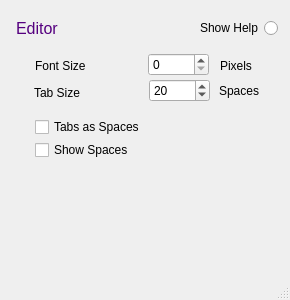
Qt form src/gui/editorwidget/dialogs/editorprop.ui (Arcachofo/SimulIDE-dev) before a commit.
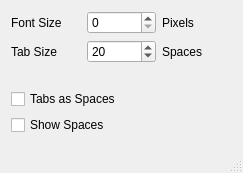
The same form after that commit.

```diff
--- a/src/gui/editorwidget/dialogs/editorprop.ui
+++ b/src/gui/editorwidget/dialogs/editorprop.ui
@@ -6,8 +6,8 @@
    <rect>
     <x>0</x>
     <y>0</y>
-    <width>290</width>
-    <height>300</height>
+    <width>243</width>
+    <height>173</height>
    </rect>
   </property>
   <property name="sizePolicy">
@@ -18,8 +18,8 @@
   </property>
   <property name="minimumSize">
    <size>
-    <width>290</width>
-    <height>300</height>
+    <width>200</width>
+    <height>150</height>
    </size>
   </property>
   <property name="maximumSize">
@@ -37,177 +37,59 @@
   <property name="sizeGripEnabled">
    <bool>true</bool>
   </property>
-  <widget class="QLabel" name="label_4">
-   <property name="geometry">
-    <rect>
-     <x>16</x>
-     <y>13</y>
-     <width>151</width>
-     <height>31</height>
-    </rect>
-   </property>
-   <property name="palette">
-    <palette>
-     <active>
-      <colorrole role="WindowText">
-       <brush brushstyle="SolidPattern">
-        <color alpha="255">
-         <red>85</red>
-         <green>0</green>
-         <blue>127</blue>
-        </color>
-       </brush>
-      </colorrole>
-      <colorrole role="Text">
-       <brush brushstyle="SolidPattern">
-        <color alpha="255">
-         <red>0</red>
-         <green>0</green>
-         <blue>0</blue>
-        </color>
-       </brush>
-      </colorrole>
-     </active>
-     <inactive>
-      <colorrole role="WindowText">
-       <brush brushstyle="SolidPattern">
-        <color alpha="255">
-         <red>85</red>
-         <green>0</green>
-         <blue>127</blue>
-        </color>
-       </brush>
-      </colorrole>
-      <colorrole role="Text">
-       <brush brushstyle="SolidPattern">
-        <color alpha="255">
-         <red>0</red>
-         <green>0</green>
-         <blue>0</blue>
-        </color>
-       </brush>
-      </colorrole>
-     </inactive>
-     <disabled>
-      <colorrole role="WindowText">
-       <brush brushstyle="SolidPattern">
-        <color alpha="255">
-         <red>190</red>
-         <green>190</green>
-         <blue>190</blue>
-        </color>
-       </brush>
-      </colorrole>
-      <colorrole role="Text">
-       <brush brushstyle="SolidPattern">
-        <color alpha="255">
-         <red>190</red>
-         <green>190</green>
-         <blue>190</blue>
-        </color>
-       </brush>
-      </colorrole>
-     </disabled>
-    </palette>
-   </property>
-   <property name="font">
-    <font>
-     <pointsize>12</pointsize>
-    </font>
-   </property>
-   <property name="text">
-    <string>Editor</string>
-   </property>
-   <property name="alignment">
-    <set>Qt::AlignLeading|Qt::AlignLeft|Qt::AlignVCenter</set>
-   </property>
-  </widget>
-  <widget class="QTextEdit" name="helpText">
-   <property name="geometry">
-    <rect>
-     <x>300</x>
-     <y>11</y>
-     <width>291</width>
-     <height>278</height>
-    </rect>
-   </property>
-   <property name="acceptDrops">
-    <bool>false</bool>
-   </property>
-   <property name="html">
-    <string notr="true">&lt;!DOCTYPE HTML PUBLIC &quot;-//W3C//DTD HTML 4.0//EN&quot; &quot;http://www.w3.org/TR/REC-html40/strict.dtd&quot;&gt;
-&lt;html&gt;&lt;head&gt;&lt;meta name=&quot;qrichtext&quot; content=&quot;1&quot; /&gt;&lt;style type=&quot;text/css&quot;&gt;
-p, li { white-space: pre-wrap; }
-&lt;/style&gt;&lt;/head&gt;&lt;body style=&quot; font-family:'Ubuntu'; font-size:10pt; font-weight:400; font-style:normal;&quot;&gt;
-&lt;p style=&quot;-qt-paragraph-type:empty; margin-top:0px; margin-bottom:0px; margin-left:0px; margin-right:0px; -qt-block-indent:0; text-indent:0px; font-family:'Sans Serif'; font-size:9pt;&quot;&gt;&lt;br /&gt;&lt;/p&gt;&lt;/body&gt;&lt;/html&gt;</string>
-   </property>
-   <property name="textInteractionFlags">
-    <set>Qt::TextSelectableByKeyboard|Qt::TextSelectableByMouse</set>
-   </property>
-  </widget>
-  <widget class="QRadioButton" name="helpButton">
-   <property name="geometry">
-    <rect>
-     <x>140</x>
-     <y>18</y>
-     <width>138</width>
-     <height>20</height>
-    </rect>
-   </property>
-   <property name="layoutDirection">
-    <enum>Qt::RightToLeft</enum>
-   </property>
-   <property name="text">
-    <string>Show Help</string>
-   </property>
-  </widget>
+  <layout class="QHBoxLayout" name="horizontalLayout_3">
+   <item>
+    <layout class="QVBoxLayout" name="verticalLayout">
+     <item>
+      <layout class="QHBoxLayout" name="horizontalLayout">
+       <item>
   <widget class="QLabel" name="fontLabel">
-   <property name="geometry">
-    <rect>
-     <x>35</x>
-     <y>55</y>
-     <width>105</width>
-     <height>21</height>
-    </rect>
-   </property>
    <property name="text">
     <string>Font Size</string>
    </property>
   </widget>
-  <widget class="QLabel" name="tabLabel">
-   <property name="geometry">
-    <rect>
-     <x>34</x>
-     <y>83</y>
-     <width>111</width>
-     <height>20</height>
-    </rect>
-   </property>
-   <property name="text">
-    <string>Tab Size</string>
-   </property>
-  </widget>
+       </item>
+       <item>
+        <widget class="QSpinBox" name="fontSize">
+         <property name="sizePolicy">
+          <sizepolicy hsizetype="Preferred" vsizetype="Fixed">
+           <horstretch>0</horstretch>
+           <verstretch>0</verstretch>
+          </sizepolicy>
+         </property>
+         <property name="minimum">
+          <number>0</number>
+         </property>
+         <property name="maximum">
+          <number>999</number>
+         </property>
+        </widget>
+       </item>
+       <item>
   <widget class="QLabel" name="label_5">
-   <property name="geometry">
-    <rect>
-     <x>220</x>
-     <y>59</y>
-     <width>59</width>
-     <height>14</height>
-    </rect>
-   </property>
    <property name="text">
     <string>Pixels</string>
    </property>
   </widget>
+       </item>
+      </layout>
+     </item>
+     <item>
+      <layout class="QHBoxLayout" name="horizontalLayout_2">
+       <item>
+        <widget class="QLabel" name="tabLabel">
+         <property name="text">
+          <string>Tab Size</string>
+         </property>
+        </widget>
+       </item>
+       <item>
   <widget class="QSpinBox" name="tabSize">
-   <property name="geometry">
-    <rect>
-     <x>149</x>
-     <y>79</y>
-     <width>61</width>
-     <height>23</height>
-    </rect>
+         <property name="sizePolicy">
+          <sizepolicy hsizetype="Preferred" vsizetype="Fixed">
+           <horstretch>0</horstretch>
+           <verstretch>0</verstretch>
+          </sizepolicy>
    </property>
    <property name="minimum">
     <number>1</number>
@@ -219,65 +101,66 @@
     <number>20</number>
    </property>
   </widget>
+       </item>
+       <item>
+        <widget class="QLabel" name="label_2">
+         <property name="text">
+          <string>Spaces</string>
+         </property>
+        </widget>
+       </item>
+      </layout>
+     </item>
+     <item>
+      <widget class="QLabel" name="fontLabel_2">
+       <property name="text">
+        <string notr="true"/>
+       </property>
+      </widget>
+     </item>
+     <item>
   <widget class="QCheckBox" name="tabSpaces">
-   <property name="geometry">
-    <rect>
-     <x>35</x>
-     <y>117</y>
-     <width>239</width>
-     <height>20</height>
-    </rect>
+       <property name="sizePolicy">
+        <sizepolicy hsizetype="Minimum" vsizetype="Preferred">
+         <horstretch>0</horstretch>
+         <verstretch>0</verstretch>
+        </sizepolicy>
    </property>
    <property name="text">
     <string>Tabs as Spaces</string>
    </property>
   </widget>
+     </item>
+     <item>
   <widget class="QCheckBox" name="showSpaces">
-   <property name="geometry">
-    <rect>
-     <x>35</x>
-     <y>140</y>
-     <width>240</width>
-     <height>20</height>
-    </rect>
+       <property name="sizePolicy">
+        <sizepolicy hsizetype="Minimum" vsizetype="Preferred">
+         <horstretch>0</horstretch>
+         <verstretch>0</verstretch>
+        </sizepolicy>
    </property>
    <property name="text">
     <string>Show Spaces</string>
    </property>
   </widget>
-  <widget class="QLabel" name="label_2">
-   <property name="geometry">
-    <rect>
-     <x>219</x>
-     <y>84</y>
-     <width>59</width>
-     <height>14</height>
-    </rect>
-   </property>
-   <property name="text">
-    <string>Spaces</string>
-   </property>
-  </widget>
-  <widget class="QSpinBox" name="fontSize">
-   <property name="geometry">
-    <rect>
-     <x>148</x>
-     <y>53</y>
-     <width>61</width>
-     <height>23</height>
-    </rect>
-   </property>
-   <property name="minimum">
-    <number>0</number>
-   </property>
-   <property name="maximum">
-    <number>999</number>
-   </property>
-  </widget>
- </widget>
- <tabstops>
-  <tabstop>helpText</tabstop>
- </tabstops>
+     </item>
+     <item>
+      <spacer name="verticalSpacer">
+       <property name="orientation">
+        <enum>Qt::Vertical</enum>
+       </property>
+       <property name="sizeHint" stdset="0">
+        <size>
+         <width>20</width>
+         <height>5</height>
+        </size>
+       </property>
+      </spacer>
+     </item>
+    </layout>
+   </item>
+  </layout>
+ </widget>
  <resources/>
  <connections/>
  <designerdata>
```
Lines whose indentation alone changed are shown as unchanged.
